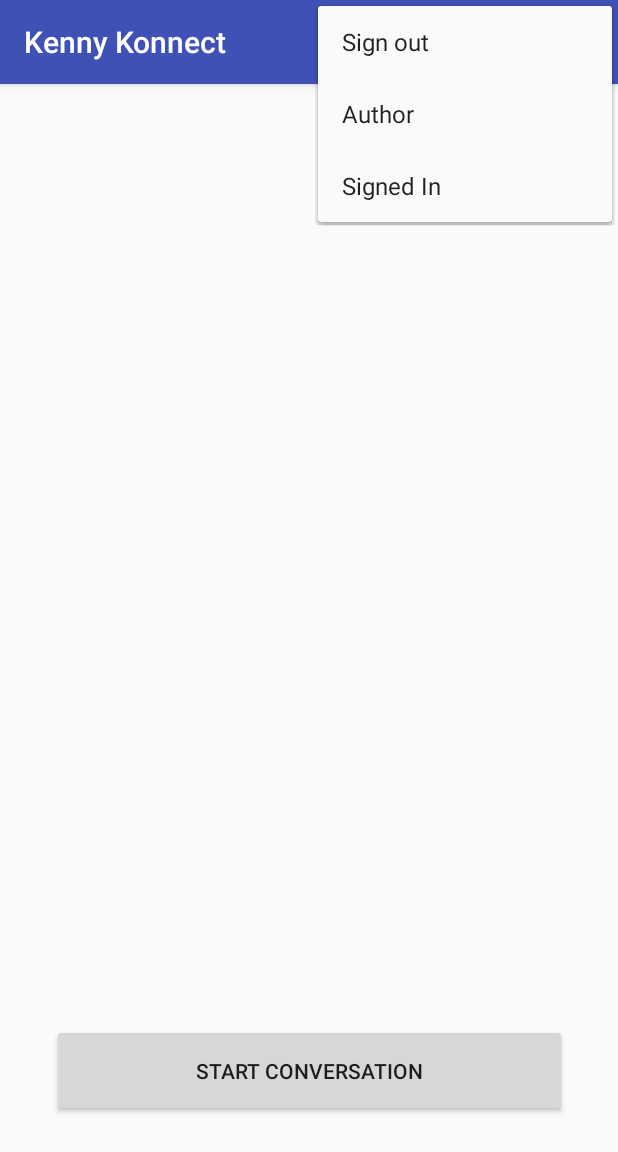
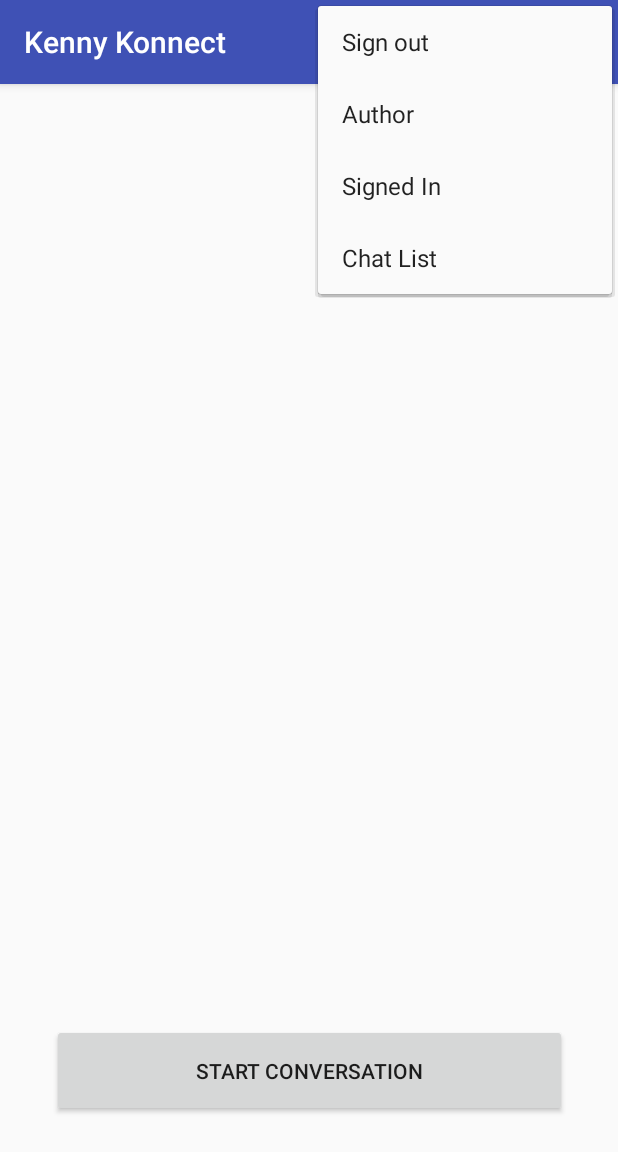
Before and after one commit to KennyCorcoran/ChatApp, an Android app: the UserList screen opened directly, with no data from a screen before it, with the options menu open, on a phone screen of 412 x 824 dp. Shown: the top 1152 px of the screen. Run offline under Robolectric (Android 15) with nearby library versions, the phone set to English and light mode, and no system bars; our stand-ins replace Firebase (no records; nobody signed in at launch, a user with empty details on screens opened directly); 1 statement that could not run was skipped.

Commit message:
adding a menu file to upper right with logout and author, added comments and cleaned up ui a small bit

```diff
--- a/app/build.gradle
+++ b/app/build.gradle
@@ -24,6 +24,7 @@ dependencies {
     implementation 'com.android.support.constraint:constraint-layout:1.0.2'
     implementation 'com.google.firebase:firebase-database:12.0.1'
     implementation 'com.google.firebase:firebase-auth:12.0.1'
+    implementation 'com.google.firebase:firebase-messaging:12.0.1'
     testImplementation 'junit:junit:4.12'
     androidTestImplementation 'com.android.support.test:runner:1.0.1'
     androidTestImplementation 'com.android.support.test.espresso:espresso-core:3.0.1'
--- a/app/src/main/java/com/example/magic/chatapp/UserList.java
+++ b/app/src/main/java/com/example/magic/chatapp/UserList.java
@@ -123,8 +123,17 @@ public class UserList extends AppCompatActivity{
             protected void populateViewHolder(UserViewHolder viewHolder, Users model, int position) {
 
                 viewHolder.setUserName(model.getUserName());
+/*
+                userList.setOnClickListener(new View.OnClickListener() {
+                    @Override
+                    public void onClick(View view) {
+                        startActivity(new Intent(UserList.this,MainActivity.class));
 
-            }
+                    }
+
+                    });*/
+                }
+
         };
 
         userList.setAdapter(FireBaseRecAdapt);
--- a/app/src/main/java/com/example/magic/chatapp/Users.java
+++ b/app/src/main/java/com/example/magic/chatapp/Users.java
@@ -2,7 +2,7 @@ package com.example.magic.chatapp;
 
 public class Users {
 
-    String userName;
+    private String userName;
 
     public Users(){
 
@@ -18,8 +18,5 @@ public class Users {
         return userName;
     }
 
-    public void setUserName(String userName) {
-        this.userName = userName;
-    }
 
 }
--- a/app/src/main/res/layout/userlist.xml
+++ b/app/src/main/res/layout/userlist.xml
@@ -25,6 +25,13 @@
         android:layout_height="62dp"
         android:layout_alignParentEnd="true"
         android:layout_alignParentRight="true"
+        android:layout_alignTop="@+id/messageEdit"
+        android:layout_marginBottom="8dp"
+        android:layout_marginEnd="8dp"
+        android:layout_marginLeft="8dp"
+        android:layout_marginRight="8dp"
+        android:layout_marginStart="8dp"
+        android:layout_marginTop="8dp"
         android:onClick="startConvoClick"
         android:text="Start Conversation"
         app:layout_constraintBottom_toBottomOf="parent"
--- a/app/src/main/res/menu/menu.xml
+++ b/app/src/main/res/menu/menu.xml
@@ -8,5 +8,7 @@
         android:id="@+id/author"/>
     <item android:title="Signed In" app:showAsAction="never"
         android:id="@+id/signedIn"/>
+    <item android:title="Chat List" app:showAsAction="never"
+        android:id="@+id/listOfUsers"/>
 
 </menu>
```
Also changed, not shown: app/src/main/java/com/example/magic/chatapp/MainActivity.java (+25 -4 lines).
